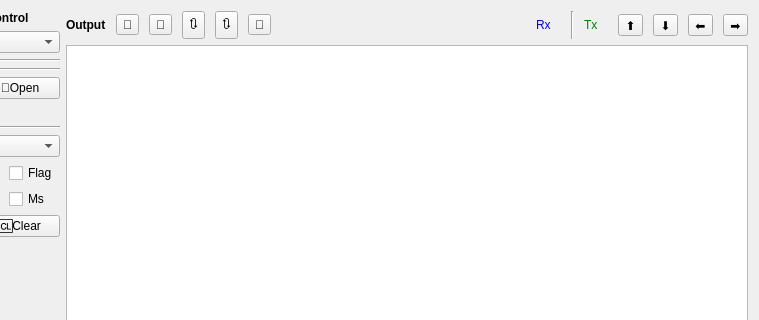
Qt form Source/IOPage/IOPage.ui (x-tools-author/x-tools) before a commit; both pictures show x 117 to 876 and y 0 to 320 of the 876 by 438 pixel window.
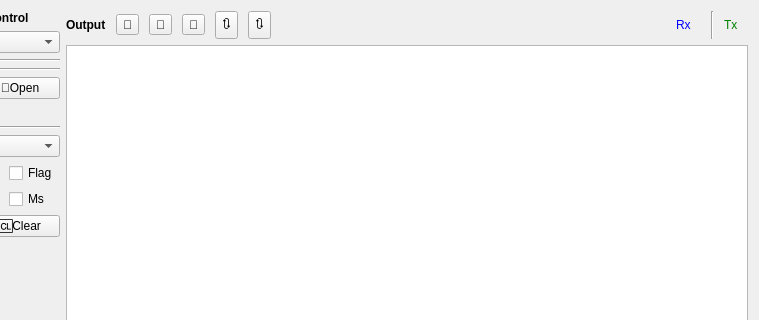
The same form after that commit. Custom widgets are drawn as their Qt base class.

```diff
--- a/Source/IOPage/IOPage.ui
+++ b/Source/IOPage/IOPage.ui
@@ -324,6 +324,16 @@
           </property>
          </widget>
         </item>
+        <item>
+         <widget class="QToolButton" name="toolButtonPreset">
+          <property name="toolTip">
+           <string>Preset</string>
+          </property>
+          <property name="text">
+           <string>🧾</string>
+          </property>
+         </widget>
+        </item>
         <item>
          <widget class="QToolButton" name="toolButtonEmitter">
           <property name="toolTip">
@@ -351,16 +361,6 @@
           </property>
          </widget>
         </item>
-        <item>
-         <widget class="QToolButton" name="toolButtonPreset">
-          <property name="toolTip">
-           <string>Preset</string>
-          </property>
-          <property name="text">
-           <string>🧾</string>
-          </property>
-         </widget>
-        </item>
         <item>
          <spacer name="horizontalSpacer">
           <property name="orientation">
@@ -407,34 +407,6 @@
         <item>
          <widget class="StatisticianUi" name="widgetTxInfo" native="true"/>
         </item>
-        <item>
-         <widget class="QToolButton" name="toolButtonUp">
-          <property name="text">
-           <string>⬆</string>
-          </property>
-         </widget>
-        </item>
-        <item>
-         <widget class="QToolButton" name="toolButtonDown">
-          <property name="text">
-           <string>⬇</string>
-          </property>
-         </widget>
-        </item>
-        <item>
-         <widget class="QToolButton" name="toolButtonLeft">
-          <property name="text">
-           <string>⬅</string>
-          </property>
-         </widget>
-        </item>
-        <item>
-         <widget class="QToolButton" name="toolButtonRight">
-          <property name="text">
-           <string>➡️</string>
-          </property>
-         </widget>
-        </item>
        </layout>
       </item>
       <item row="1" column="0">
```
